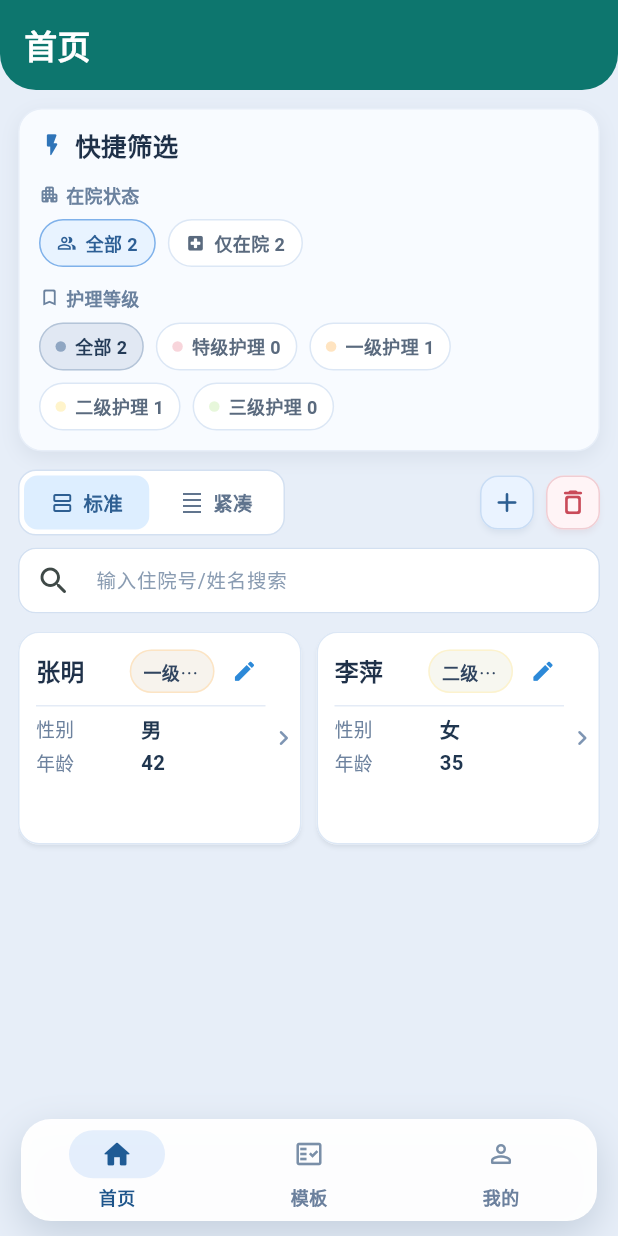
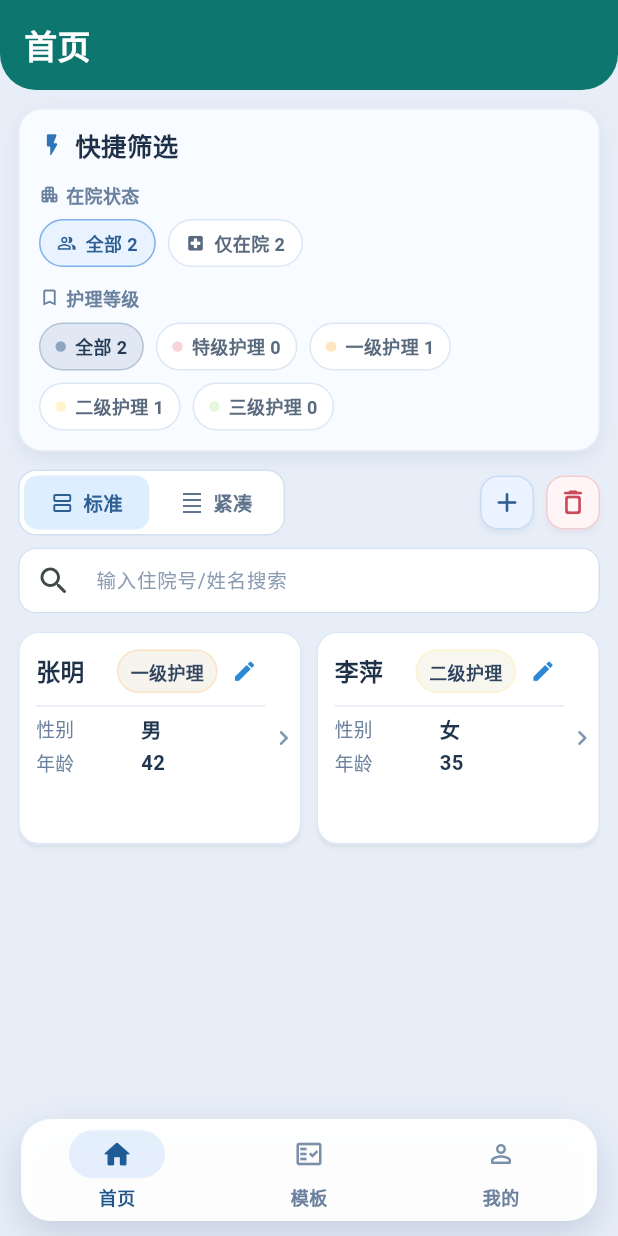
Before and after one commit to cccjax/hospital_record, a Flutter app: the screen it shows after launch, on a phone screen of 412 x 824 dp. Run offline on Flutter 3.47's test engine with Material 3 defaults, Android fonts, the phone set to English and light mode, and no system bars; our stand-ins replace file_picker, image_picker, local_auth, shared_preferences.

Commit message:
feat: 更新应用图标名称并优化首页与模板按钮布局

```diff
--- a/flutter_app/lib/src/app.dart
+++ b/flutter_app/lib/src/app.dart
@@ -14,7 +14,7 @@ class HospitalApp extends StatelessWidget {
   @override
   Widget build(BuildContext context) {
     return MaterialApp(
-      title: '住院管理系统',
+      title: '牛了个马',
       debugShowCheckedModeBanner: false,
       theme: buildAppTheme(),
       locale: const Locale('zh', 'CN'),
--- a/flutter_app/lib/src/pages/home_tab_page.dart
+++ b/flutter_app/lib/src/pages/home_tab_page.dart
@@ -1001,9 +1001,6 @@ class _PatientCard extends StatelessWidget {
                     crossAxisAlignment: CrossAxisAlignment.center,
                     children: [
                       Expanded(
-                        child: Row(
-                          children: [
-                            Expanded(
                         child: Text(
                           name,
                           style: TextStyle(
@@ -1017,14 +1014,9 @@ class _PatientCard extends StatelessWidget {
                       ),
                       if (nursingLevel.isNotEmpty) ...[
                         const SizedBox(width: 6),
-                              Flexible(
-                                child: buildNursingChip(),
-                              ),
+                        buildNursingChip(),
                       ],
-                          ],
-                        ),
-                      ),
-                      const SizedBox(width: 6),
+                      const SizedBox(width: 4),
                       buildLeadingAction(),
                     ],
                   ),
```
Also changed, not shown: flutter_app/lib/src/pages/template_version_page.dart (+21 -28 lines), flutter_app/assets/icon/app_icon.png, 6 other files. Lines whose indentation alone changed are shown as unchanged.
